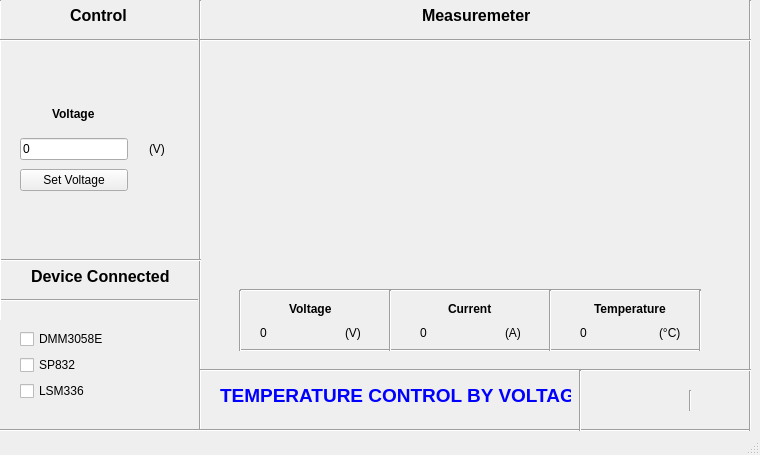
Above: HMI_RRL_3.ui from mzvic/CePIA-IM before the change. Below: the same form after it.
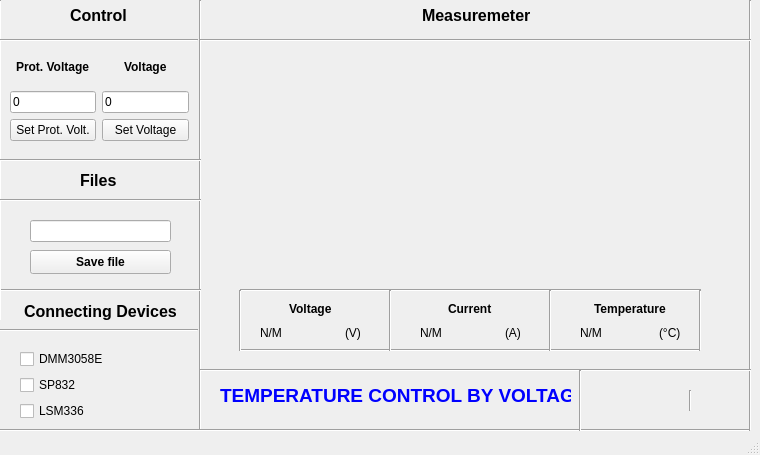
That is the form after the change. Icons and pictures are not drawn.

```diff
--- a/HMI_RRL_3.ui
+++ b/HMI_RRL_3.ui
@@ -2,6 +2,9 @@
 <ui version="4.0">
  <class>HMI_RRL_3</class>
  <widget class="QMainWindow" name="HMI_RRL_3">
+  <property name="enabled">
+   <bool>true</bool>
+  </property>
   <property name="geometry">
    <rect>
     <x>0</x>
@@ -10,6 +13,12 @@
     <height>455</height>
    </rect>
   </property>
+  <property name="minimumSize">
+   <size>
+    <width>760</width>
+    <height>455</height>
+   </size>
+  </property>
   <property name="font">
    <font>
     <bold>true</bold>
@@ -23,34 +32,34 @@
     <normaloff>../../../HMI_AUTOCAL_2023v3.3/ui/logo_cepia.qrc.jpg</normaloff>../../../HMI_AUTOCAL_2023v3.3/ui/logo_cepia.qrc.jpg</iconset>
   </property>
   <widget class="QWidget" name="centralwidget">
+   <property name="enabled">
+    <bool>true</bool>
+   </property>
    <widget class="QWidget" name="verticalLayoutWidget">
     <property name="geometry">
      <rect>
-      <x>20</x>
-      <y>100</y>
-      <width>161</width>
+      <x>10</x>
+      <y>50</y>
+      <width>179</width>
       <height>91</height>
      </rect>
     </property>
     <layout class="QVBoxLayout" name="verticalLayout">
      <item>
       <layout class="QGridLayout" name="gridLayout">
-       <item row="3" column="0" alignment="Qt::AlignHCenter|Qt::AlignVCenter">
-        <widget class="QLineEdit" name="volt_c">
+       <item row="4" column="1">
+        <widget class="QPushButton" name="volt_set">
          <property name="font">
           <font>
            <bold>false</bold>
           </font>
          </property>
-         <property name="autoFillBackground">
-          <bool>false</bool>
-         </property>
          <property name="text">
-          <string>0</string>
+          <string>Set Voltage</string>
          </property>
         </widget>
        </item>
-       <item row="2" column="0" alignment="Qt::AlignHCenter|Qt::AlignVCenter">
+       <item row="2" column="1" alignment="Qt::AlignHCenter|Qt::AlignVCenter">
         <widget class="QLabel" name="volt">
          <property name="font">
           <font>
@@ -63,27 +72,45 @@
         </widget>
        </item>
        <item row="3" column="1" alignment="Qt::AlignHCenter|Qt::AlignVCenter">
-        <widget class="QLabel" name="volt_s">
+        <widget class="QLineEdit" name="volt_c">
          <property name="font">
           <font>
-           <italic>false</italic>
            <bold>false</bold>
           </font>
          </property>
          <property name="text">
-          <string>(V)</string>
+          <string>0</string>
+         </property>
+        </widget>
+       </item>
+       <item row="2" column="0" alignment="Qt::AlignHCenter|Qt::AlignVCenter">
+        <widget class="QLabel" name="label_6">
+         <property name="text">
+          <string>Prot. Voltage</string>
+         </property>
+        </widget>
+       </item>
+       <item row="3" column="0">
+        <widget class="QLineEdit" name="prot_volt">
+         <property name="font">
+          <font>
+           <bold>false</bold>
+          </font>
+         </property>
+         <property name="text">
+          <string>0</string>
          </property>
         </widget>
        </item>
        <item row="4" column="0">
-        <widget class="QPushButton" name="volt_set">
+        <widget class="QPushButton" name="prot_volt_set">
          <property name="font">
           <font>
            <bold>false</bold>
           </font>
          </property>
          <property name="text">
-          <string>Set Voltage</string>
+          <string>Set Prot. Volt.</string>
          </property>
         </widget>
        </item>
@@ -95,9 +122,9 @@
     <property name="geometry">
      <rect>
       <x>20</x>
-      <y>230</y>
+      <y>280</y>
       <width>161</width>
-      <height>171</height>
+      <height>141</height>
      </rect>
     </property>
     <layout class="QVBoxLayout" name="verticalLayout_2">
@@ -110,7 +137,7 @@
         </font>
        </property>
        <property name="text">
-        <string>Device Connected</string>
+        <string>Connecting Devices</string>
        </property>
       </widget>
      </item>
@@ -207,7 +234,7 @@
     <property name="geometry">
      <rect>
       <x>0</x>
-      <y>250</y>
+      <y>280</y>
       <width>201</width>
       <height>20</height>
      </rect>
@@ -259,7 +286,7 @@
     <property name="geometry">
      <rect>
       <x>-3</x>
-      <y>290</y>
+      <y>320</y>
       <width>201</width>
       <height>20</height>
      </rect>
@@ -450,7 +477,7 @@
           </font>
          </property>
          <property name="text">
-          <string>0</string>
+          <string>N/M</string>
          </property>
         </widget>
        </item>
@@ -502,7 +529,7 @@
           </font>
          </property>
          <property name="text">
-          <string>0</string>
+          <string>N/M</string>
          </property>
         </widget>
        </item>
@@ -644,7 +671,7 @@
           </font>
          </property>
          <property name="text">
-          <string>0</string>
+          <string>N/M</string>
          </property>
         </widget>
        </item>
@@ -690,6 +717,74 @@
      <enum>Qt::Vertical</enum>
     </property>
    </widget>
+   <widget class="Line" name="line_18">
+    <property name="geometry">
+     <rect>
+      <x>0</x>
+      <y>150</y>
+      <width>201</width>
+      <height>20</height>
+     </rect>
+    </property>
+    <property name="orientation">
+     <enum>Qt::Horizontal</enum>
+    </property>
+   </widget>
+   <widget class="Line" name="line_19">
+    <property name="geometry">
+     <rect>
+      <x>0</x>
+      <y>190</y>
+      <width>201</width>
+      <height>20</height>
+     </rect>
+    </property>
+    <property name="orientation">
+     <enum>Qt::Horizontal</enum>
+    </property>
+   </widget>
+   <widget class="QLabel" name="label_5">
+    <property name="geometry">
+     <rect>
+      <x>80</x>
+      <y>170</y>
+      <width>41</width>
+      <height>21</height>
+     </rect>
+    </property>
+    <property name="font">
+     <font>
+      <pointsize>12</pointsize>
+      <bold>true</bold>
+     </font>
+    </property>
+    <property name="text">
+     <string>Files</string>
+    </property>
+   </widget>
+   <widget class="QLineEdit" name="set_file">
+    <property name="geometry">
+     <rect>
+      <x>30</x>
+      <y>220</y>
+      <width>141</width>
+      <height>22</height>
+     </rect>
+    </property>
+   </widget>
+   <widget class="QPushButton" name="save_file">
+    <property name="geometry">
+     <rect>
+      <x>30</x>
+      <y>250</y>
+      <width>141</width>
+      <height>24</height>
+     </rect>
+    </property>
+    <property name="text">
+     <string>Save file</string>
+    </property>
+   </widget>
    <zorder>graph_curr</zorder>
    <zorder>verticalLayoutWidget</zorder>
    <zorder>verticalLayoutWidget_2</zorder>
@@ -718,6 +813,11 @@
    <zorder>verticalLayoutWidget_6</zorder>
    <zorder>line_16</zorder>
    <zorder>line_17</zorder>
+   <zorder>line_18</zorder>
+   <zorder>line_19</zorder>
+   <zorder>label_5</zorder>
+   <zorder>set_file</zorder>
+   <zorder>save_file</zorder>
   </widget>
   <widget class="QStatusBar" name="statusbar"/>
  </widget>
```
